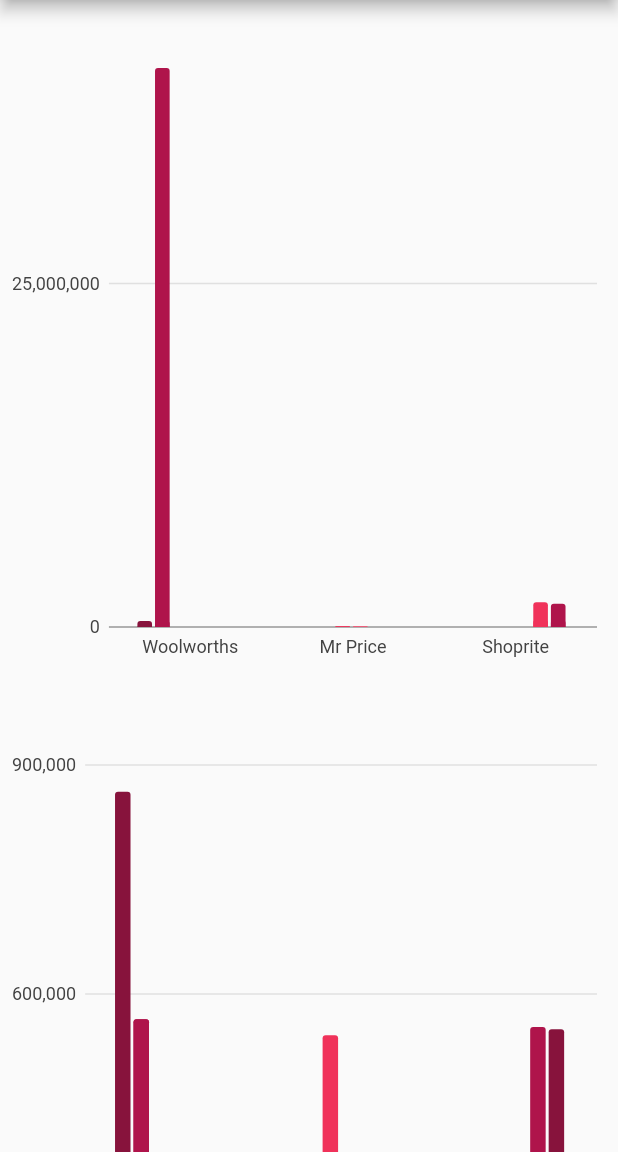
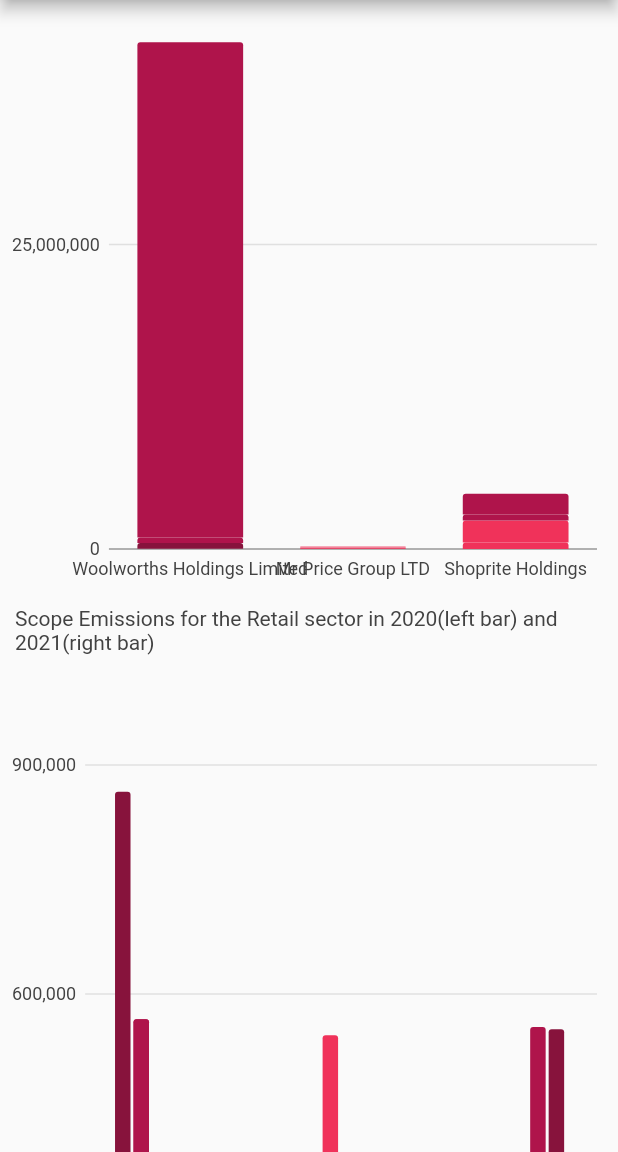
Before and after one commit to Nsuku0/absa_ecg_dashboard, a Flutter app: the BarHome screen opened directly, scrolled down 2304 dp, on a phone screen of 412 x 824 dp, the part 84-1236 px from its top. Run offline on Flutter 3.47's test engine with Material 2 defaults, Android fonts, the phone set to English and light mode, and no system bars; our stand-ins replace charts_flutter, syncfusion_flutter_charts; missing offline and left inert: pretty_gauge.

```diff
--- a/lib/bar_charts/charts/retail_chart.dart
+++ b/lib/bar_charts/charts/retail_chart.dart
@@ -6,94 +6,104 @@ class RetailChart extends StatelessWidget {
   List<charts.Series> seriesList = _createSampleData();
   final bool animate = true;
 
-  RetailChart({Key? key}) : super(key: key);
+  RetailChart();
 
   factory RetailChart.withSampleData() {
-    return RetailChart();
+    return new RetailChart();
   }
 
   @override
   Widget build(BuildContext context) {
-    return charts.BarChart(
+    return new charts.BarChart(
       seriesList = _createSampleData(),
       animate: animate,
-      //barGroupingType: charts.BarGroupingType.stacked,
+      barGroupingType: charts.BarGroupingType.stacked,
       // Add the series legend behavior to the chart to turn on series legends.
       // By default the legend will display above the chart.
-      //behaviors: [charts.SeriesLegend()],
+      defaultRenderer: charts.BarRendererConfig(
+          cornerStrategy: const charts.ConstCornerStrategy(2)),
+
+      behaviors: [
+        charts.ChartTitle(
+            'Scope Emissions for the Retail sector in 2020(left bar) and 2021(right bar)',
+            behaviorPosition: charts.BehaviorPosition.bottom,
+            titleStyleSpec:   const charts.TextStyleSpec(fontSize: 14,),
+            titleOutsideJustification:
+            charts.OutsideJustification.middleDrawArea),
+      ],
     );
   }
 
   /// Create series list with multiple series
   static List<charts.Series<Emissions, String>> _createSampleData() {
     final woolies_2020 = [
-      Emissions('Woolworths', 44886), //1 2020
-      Emissions('Woolworths', 441875), //2 2020
+      new Emissions('Woolworths Holdings Limited', 44886), //1 2020
+      new Emissions('Woolworths Holdings Limited', 441875), //2 2020
     ];
 
     final woolies_2021 = [
-      Emissions('Woolworths', 449819), //1 2021
-      Emissions('Woolworths', 40675226), //2 2021
+      new Emissions('Woolworths Holdings Limited', 449819), //1 2021
+      new Emissions('Woolworths Holdings Limited', 40675226), //2 2021
     ];
 
     final mr_price_2020 = [
-      Emissions('Mr Price', 52535), //1 2020
-      Emissions('Mr Price', 52535), //2 2020
+      new Emissions('Mr Price Group LTD', 52535), //1 2020
+      new Emissions('Mr Price Group LTD', 52535), //2 2020
     ];
 
     final mr_price_2021 = [
-      Emissions('Mr Price', 46034), //1 2021
+      new Emissions('Mr Price Group LTD', 46034), //1 2021
 
-      Emissions('Mr Price', 46034), //2 2021
+      new Emissions('Mr Price Group LTD', 46034), //2 2021
     ];
 
     final shoprite_2020 = [
-      Emissions('Shoprite', 528889), //1 2020
-      Emissions('Shoprite', 1802314), //2 2020
+      new Emissions('Shoprite Holdings', 528889), //1 2020
+      new Emissions('Shoprite Holdings', 1802314), //2 2020
     ];
 
     final shoprite_2021 = [
-      Emissions('Shoprite', 511067), //1 2021
-      Emissions('Shoprite', 1694193), //2 2021
+      new Emissions('Shoprite Holdings', 511067), //1 2021
+      new Emissions('Shoprite Holdings', 1694193), //2 2021
     ];
 
     return [
-      charts.Series<Emissions, String>(
+      new charts.Series<Emissions, String>(
         id: 'Woolworths (2020)',
         colorFn: (_, __) => charts.ColorUtil.fromDartColor(pinks[0]),
         domainFn: (Emissions emission, _) => emission.name,
         measureFn: (Emissions emission, _) => emission.emissions,
         data: woolies_2020,
       ),
-      charts.Series<Emissions, String>(
+      new charts.Series<Emissions, String>(
         id: 'Woolworths (2020)',
         colorFn: (_, __) => charts.ColorUtil.fromDartColor(pinks[1]),
         domainFn: (Emissions emission, _) => emission.name,
         measureFn: (Emissions emission, _) => emission.emissions,
         data: woolies_2021,
       ),
-      charts.Series<Emissions, String>(
-        id: 'MrPrice (2020)',
+      new charts.Series<Emissions, String>(
+        id: 'Mr Price (2020)',
         colorFn: (_, __) => charts.ColorUtil.fromDartColor(pinks[2]),
         domainFn: (Emissions emission, _) => emission.name,
         measureFn: (Emissions emission, _) => emission.emissions,
         data: mr_price_2020,
       ),
-      charts.Series<Emissions, String>(
-        id: 'MrPrice (2021)',
+      new charts.Series<Emissions, String>(
+        id: 'Mr Price (2021)',
         colorFn: (_, __) => charts.ColorUtil.fromDartColor(pinks[3]),
         domainFn: (Emissions emission, _) => emission.name,
         measureFn: (Emissions emission, _) => emission.emissions,
         data: mr_price_2021,
       ),
-      charts.Series<Emissions, String>(
+      new charts.Series<Emissions, String>(
         id: 'Shoprite (2020)',
         colorFn: (_, __) => charts.ColorUtil.fromDartColor(pinks[2]),
         domainFn: (Emissions emission, _) => emission.name,
         measureFn: (Emissions emission, _) => emission.emissions,
         data: shoprite_2020,
       ),
-      charts.Series<Emissions, String>(
+      new charts.Series<Emissions, String>(
         id: 'Shoprite (2021)',
         colorFn: (_, __) => charts.ColorUtil.fromDartColor(pinks[1]),
         domainFn: (Emissions emission, _) => emission.name,
```
